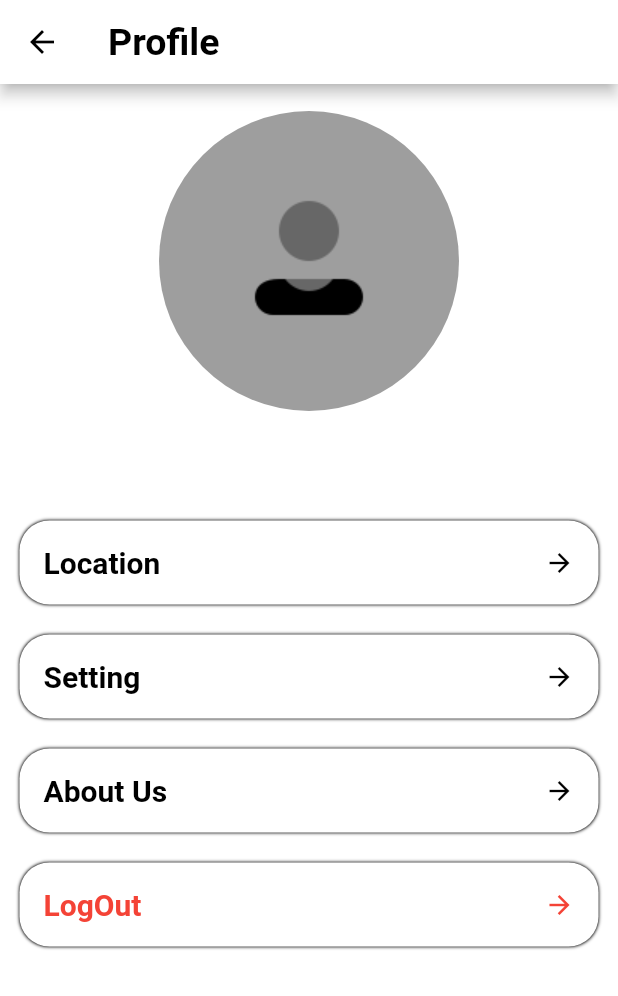
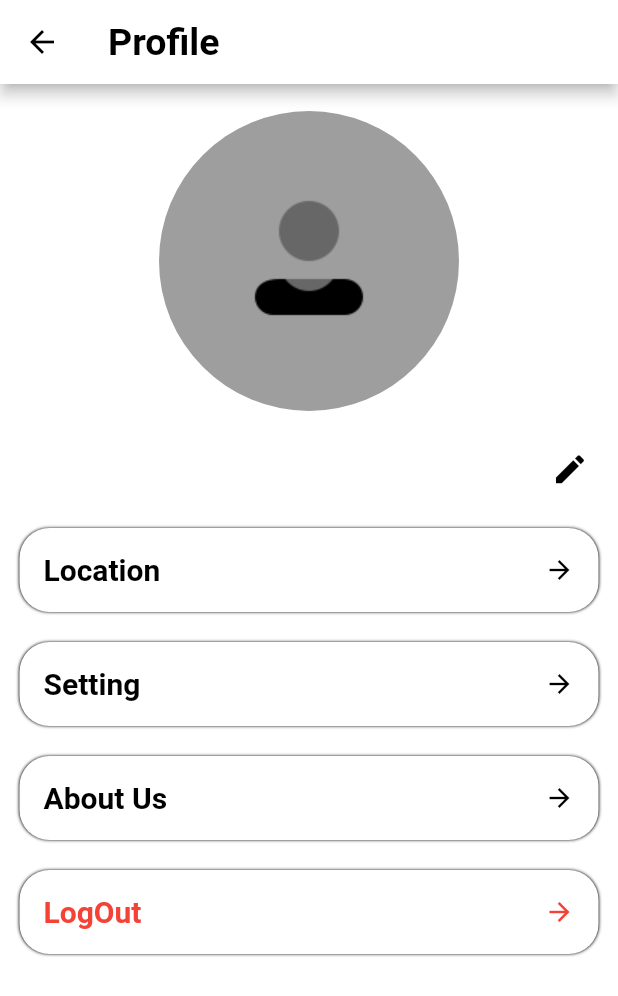
Before and after one commit to Aadi75/E-commerce_App, a Flutter app: the Profile screen opened directly, on a phone screen of 412 x 824 dp. Shown: the top 996 px of the screen. Run offline on Flutter 3.47's test engine with Material 2 defaults, Android fonts, the phone set to English and light mode, and no system bars; our stand-ins replace cloud_firestore, dio, firebase_auth, firebase_core, firebase_database, firebase_messaging and 11 more; missing offline and left inert: flutter_facebook_auth, flutter_polyline_points, razorpay_flutter; accounts and stored records are empty; network calls fail; project files that could hold a hidden picture were left out.

Commit message:
changes in code

```diff
--- a/lib/DataBase/Model/products_model.dart
+++ b/lib/DataBase/Model/products_model.dart
@@ -60,7 +60,7 @@ class Product {
         images:
             "https://images.unsplash.com/photo-1636016954413-44070ee44f8c?ixlib=rb-1.2.1&ixid=MnwxMjA3fDB8MHxzZWFyY2h8Mzd8fG1lbiUyMGNsb3RoZXN8ZW58MHwyfDB8fA%3D%3D&auto=format&fit=crop&w=500&q=60",
         price: 300,
-        name: "Denim jacket"),
+        name: "Denim"),
     Product(
         images:
             "https://images.unsplash.com/photo-1617952236317-0bd127407984?ixlib=rb-1.2.1&ixid=MnwxMjA3fDB8MHxzZWFyY2h8MTQxfHxtZW4lMjBjbG90aGVzfGVufDB8MnwwfHw%3D&auto=format&fit=crop&w=500&q=60",
@@ -332,6 +332,6 @@ class Product {
         images:
             "https://images.unsplash.com/photo-1638792958866-9b3f787ec709?ixlib=rb-1.2.1&ixid=MnwxMjA3fDB8MHxzZWFyY2h8MjUxfHxraXRjaGVuJTIwYXBwbGlhbmNlc3xlbnwwfDB8MHx8&auto=format&fit=crop&w=500&q=60",
         price: 2500,
-        name: "CakeMachine"),
+        name: "CakeMaker"),
   ];
 }
--- a/lib/Screens/BottomBar/Profile.dart
+++ b/lib/Screens/BottomBar/Profile.dart
@@ -8,8 +8,6 @@ import 'package:flutter/material.dart';
 import 'package:flutter/services.dart';
 import 'package:fluttertoast/fluttertoast.dart';
 import 'package:image_picker/image_picker.dart';
-// import 'package:path/path.dart' as path;
-// import 'package:path_provider/path_provider.dart';
 import 'package:shared_preferences/shared_preferences.dart';
 import 'package:shopping_app/DataBase/DB_Helper/databse_Helper.dart';
 import 'package:shopping_app/DataBase/Model/user_Model.dart';
@@ -267,6 +265,14 @@ class _ProfileState extends State<Profile> {
               ),
             ),
             SizedBox(height: 15),
+            Form(
+              key: _formKey,
+              child: Row(
+                mainAxisAlignment: MainAxisAlignment.spaceBetween,
+                children: [
+                  Column(
+                    crossAxisAlignment: CrossAxisAlignment.start,
+                    children: [
                       _conUserName.text.isEmpty
                           ? Text(name,
                               style: TextStyle(
@@ -289,6 +295,16 @@ class _ProfileState extends State<Profile> {
                                   color: Colors.black,
                                   fontWeight: FontWeight.w500,
                                   fontSize: 17)),
+                    ],
+                  ),
+                  IconButton(
+                      onPressed: () {
+                        //update();
+                      },
+                      icon: Icon(Icons.edit, color: Colors.black, size: 25))
+                ],
+              ),
+            ),
             SizedBox(height: 10),
             Container(
               margin: EdgeInsets.all(5),
--- a/lib/Screens/HomePage/HomePage.dart
+++ b/lib/Screens/HomePage/HomePage.dart
@@ -249,7 +249,7 @@ class _HomePageState extends State<HomePage> {
                           ? Colors.grey
                           : Colors.white,
                   child: Container(
-                   // width: 50,
+                    // width: 50,
                     decoration: BoxDecoration(
                       shape: BoxShape.circle,
                       image: DecorationImage(
```
Also changed, not shown: lib/DataBase/Model/user_Model.dart (+10 -4 lines). Lines whose indentation alone changed are shown as unchanged.
